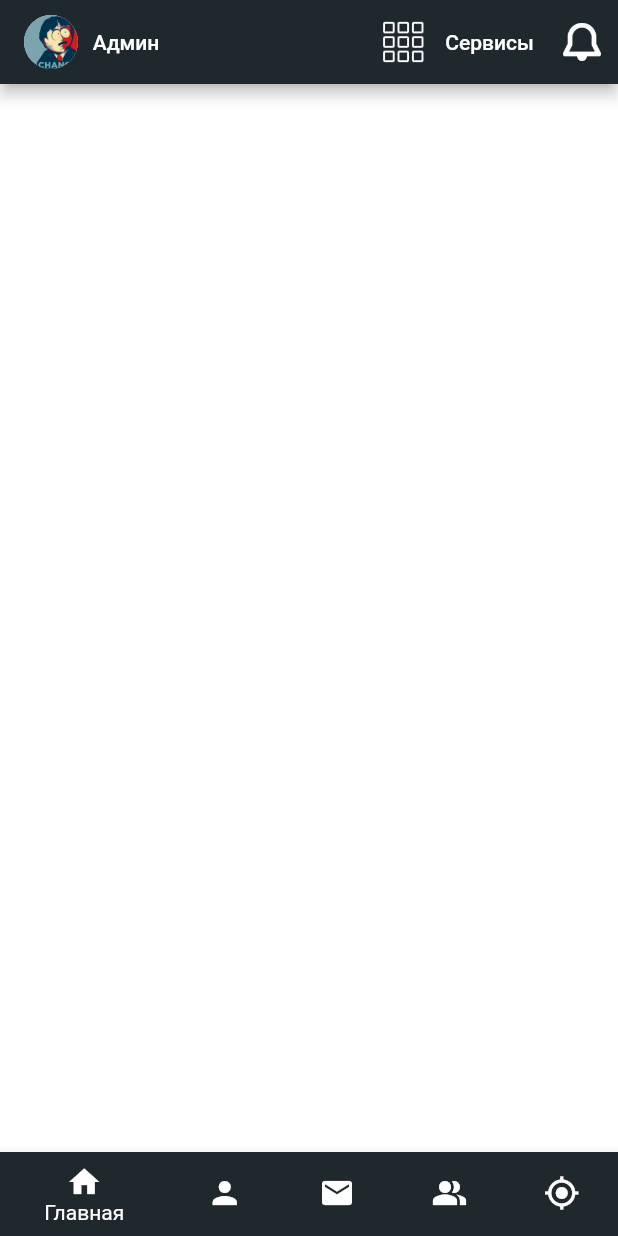
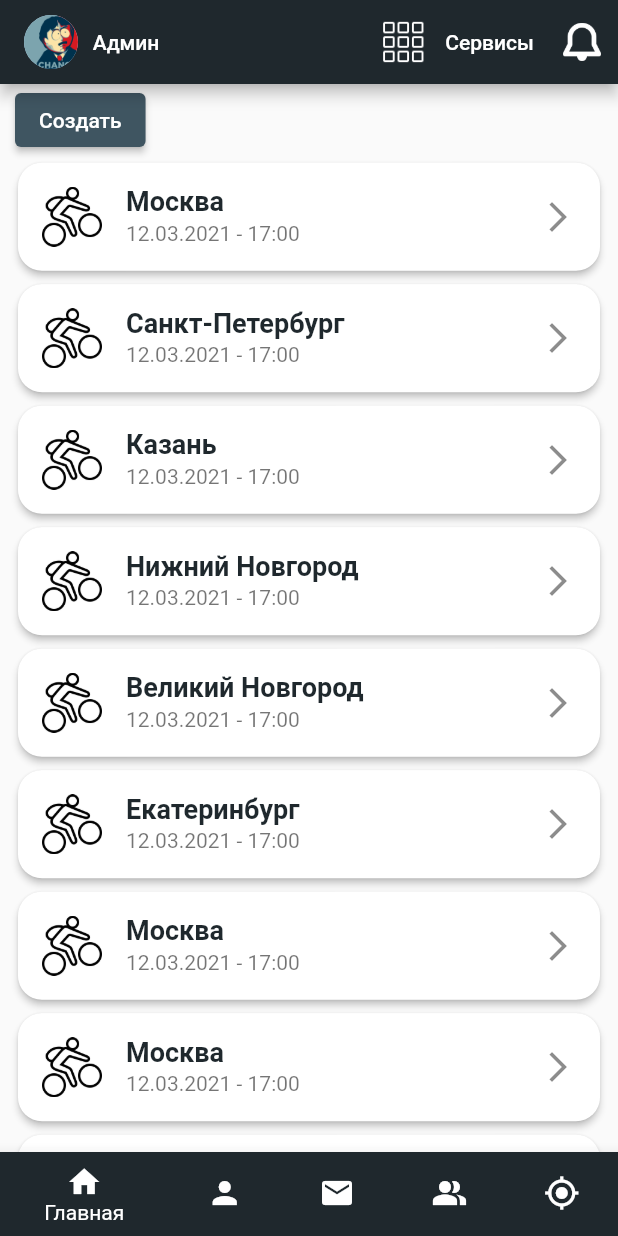
Before and after one commit to Sdoerty/katka_flutter, a Flutter app: the screen it shows after launch, on a phone screen of 412 x 824 dp. Run offline on Flutter 3.47's test engine with Material 2 defaults, Android fonts, the phone set to English and light mode, and no system bars.

Commit message:
add MainTable

```diff
--- a/lib/pages/maintable.dart
+++ /dev/null
@@ -1,15 +0,0 @@
-import 'package:flutter/material.dart';
-
-class MainTable extends StatefulWidget {
-  const MainTable({Key? key}) : super(key: key);
-
-  @override
-  _MainTableState createState() => _MainTableState();
-}
-
-class _MainTableState extends State<MainTable> {
-  @override
-  Widget build(BuildContext context) {
-    return Container();
-  }
-}
--- /dev/null
+++ b/lib/pages/maintable/maintable.dart
@@ -0,0 +1,324 @@
+import 'package:flutter/material.dart';
+
+class MainTable extends StatefulWidget {
+  const MainTable({Key? key}) : super(key: key);
+
+  @override
+  _MainTableState createState() => _MainTableState();
+}
+
+class _MainTableState extends State<MainTable> {
+  @override
+  Widget build(BuildContext context) {
+    return Scaffold(
+      body: SafeArea(
+        child: Column(
+          children: [
+            Row(
+              children: [
+                Padding(padding: EdgeInsets.only(right: 10.0)),
+                ElevatedButton(
+                  onPressed: () {},
+                  child: Text('Создать'),
+                  style: ButtonStyle(
+                    backgroundColor:
+                        MaterialStateProperty.all(Color(0xff3f5561)),
+                  ),
+                ),
+              ],
+            ),
+            Expanded(
+              child: Container(
+                height: double.infinity,
+                child: ListView(
+                  scrollDirection: Axis.vertical,
+                  children: [
+                    Container(
+                      margin: EdgeInsets.fromLTRB(8, 0.5, 8, 0.5),
+                      height: 80.0,
+                      decoration: BoxDecoration(
+                          color: Colors.transparent,
+                          borderRadius: BorderRadius.circular(16)),
+                      child: Card(
+                        clipBehavior: Clip.antiAliasWithSaveLayer,
+                        color: Colors.white,
+                        elevation: 2,
+                        shape: RoundedRectangleBorder(
+                            borderRadius: BorderRadius.circular(16)),
+                        child: ListTile(
+                          title: Text(
+                            'Москва',
+                            style: TextStyle(
+                                fontSize: 18.0,
+                                fontWeight: FontWeight.bold,
+                                color: Color(0xff1f282d)),
+                          ),
+                          subtitle: Text('12.03.2021 - 17:00'),
+                          // trailing: Icon(Icons.arrow_forward_ios),
+                          leading: Image.asset(
+                            'assets/bicycle.png',
+                            width: 40.0,
+                          ),
+                          trailing: Icon(Icons.arrow_forward_ios),
+                          dense: false,
+                        ),
+                      ),
+                    ),
+                    Container(
+                      margin: EdgeInsets.fromLTRB(8, 0.5, 8, 0.5),
+                      height: 80.0,
+                      decoration: BoxDecoration(
+                          color: Colors.transparent,
+                          borderRadius: BorderRadius.circular(16)),
+                      child: Card(
+                        clipBehavior: Clip.antiAliasWithSaveLayer,
+                        color: Colors.white,
+                        elevation: 2,
+                        shape: RoundedRectangleBorder(
+                            borderRadius: BorderRadius.circular(16)),
+                        child: ListTile(
+                          title: Text(
+                            'Санкт-Петербург',
+                            style: TextStyle(
+                                fontSize: 18.0,
+                                fontWeight: FontWeight.bold,
+                                color: Color(0xff1f282d)),
+                          ),
+                          subtitle: Text('12.03.2021 - 17:00'),
+                          // trailing: Icon(Icons.arrow_forward_ios),
+                          leading: Image.asset(
+                            'assets/bicycle.png',
+                            width: 40.0,
+                          ),
+                          trailing: Icon(Icons.arrow_forward_ios),
+                          dense: false,
+                        ),
+                      ),
+                    ),
+                    Container(
+                      margin: EdgeInsets.fromLTRB(8, 0.5, 8, 0.5),
+                      height: 80.0,
+                      decoration: BoxDecoration(
+                          color: Colors.transparent,
+                          borderRadius: BorderRadius.circular(16)),
+                      child: Card(
+                        clipBehavior: Clip.antiAliasWithSaveLayer,
+                        color: Colors.white,
+                        elevation: 2,
+                        shape: RoundedRectangleBorder(
+                            borderRadius: BorderRadius.circular(16)),
+                        child: ListTile(
+                          title: Text(
+                            'Казань',
+                            style: TextStyle(
+                                fontSize: 18.0,
+                                fontWeight: FontWeight.bold,
+                                color: Color(0xff1f282d)),
+                          ),
+                          subtitle: Text('12.03.2021 - 17:00'),
+                          // trailing: Icon(Icons.arrow_forward_ios),
+                          leading: Image.asset(
+                            'assets/bicycle.png',
+                            width: 40.0,
+                          ),
+                          trailing: Icon(Icons.arrow_forward_ios),
+                          dense: false,
+                        ),
+                      ),
+                    ),
+                    Container(
+                      margin: EdgeInsets.fromLTRB(8, 0.5, 8, 0.5),
+                      height: 80.0,
+                      decoration: BoxDecoration(
+                          color: Colors.transparent,
+                          borderRadius: BorderRadius.circular(16)),
+                      child: Card(
+                        clipBehavior: Clip.antiAliasWithSaveLayer,
+                        color: Colors.white,
+                        elevation: 2,
+                        shape: RoundedRectangleBorder(
+                            borderRadius: BorderRadius.circular(16)),
+                        child: ListTile(
+                          title: Text(
+                            'Нижний Новгород',
+                            style: TextStyle(
+                                fontSize: 18.0,
+                                fontWeight: FontWeight.bold,
+                                color: Color(0xff1f282d)),
+                          ),
+                          subtitle: Text('12.03.2021 - 17:00'),
+                          // trailing: Icon(Icons.arrow_forward_ios),
+                          leading: Image.asset(
+                            'assets/bicycle.png',
+                            width: 40.0,
+                          ),
+                          trailing: Icon(Icons.arrow_forward_ios),
+                          dense: false,
+                        ),
+                      ),
+                    ),
+                    Container(
+                      margin: EdgeInsets.fromLTRB(8, 0.5, 8, 0.5),
+                      height: 80.0,
+                      decoration: BoxDecoration(
+                          color: Colors.transparent,
+                          borderRadius: BorderRadius.circular(16)),
+                      child: Card(
+                        clipBehavior: Clip.antiAliasWithSaveLayer,
+                        color: Colors.white,
+                        elevation: 2,
+                        shape: RoundedRectangleBorder(
+                            borderRadius: BorderRadius.circular(16)),
+                        child: ListTile(
+                          title: Text(
+                            'Великий Новгород',
+                            style: TextStyle(
+                                fontSize: 18.0,
+                                fontWeight: FontWeight.bold,
+                                color: Color(0xff1f282d)),
+                          ),
+                          subtitle: Text('12.03.2021 - 17:00'),
+                          // trailing: Icon(Icons.arrow_forward_ios),
+                          leading: Image.asset(
+                            'assets/bicycle.png',
+                            width: 40.0,
+                          ),
+                          trailing: Icon(Icons.arrow_forward_ios),
+                          dense: false,
+                        ),
+                      ),
+                    ),
+                    Container(
+                      margin: EdgeInsets.fromLTRB(8, 0.5, 8, 0.5),
+                      height: 80.0,
+                      decoration: BoxDecoration(
+                          color: Colors.transparent,
+                          borderRadius: BorderRadius.circular(16)),
+                      child: Card(
+                        clipBehavior: Clip.antiAliasWithSaveLayer,
+                        color: Colors.white,
+                        elevation: 2,
+                        shape: RoundedRectangleBorder(
+                            borderRadius: BorderRadius.circular(16)),
+                        child: ListTile(
+                          title: Text(
+                            'Екатеринбург',
+                            style: TextStyle(
+                                fontSize: 18.0,
+                                fontWeight: FontWeight.bold,
+                                color: Color(0xff1f282d)),
+                          ),
+                          subtitle: Text('12.03.2021 - 17:00'),
+                          // trailing: Icon(Icons.arrow_forward_ios),
+                          leading: Image.asset(
+                            'assets/bicycle.png',
+                            width: 40.0,
+                          ),
+                          trailing: Icon(Icons.arrow_forward_ios),
+                          dense: false,
+                        ),
+                      ),
+                    ),
+                    Container(
+                      margin: EdgeInsets.fromLTRB(8, 0.5, 8, 0.5),
+                      height: 80.0,
+                      decoration: BoxDecoration(
+                          color: Colors.transparent,
+                          borderRadius: BorderRadius.circular(16)),
+                      child: Card(
+                        clipBehavior: Clip.antiAliasWithSaveLayer,
+                        color: Colors.white,
+                        elevation: 2,
+                        shape: RoundedRectangleBorder(
+                            borderRadius: BorderRadius.circular(16)),
+                        child: ListTile(
+                          title: Text(
+                            'Москва',
+                            style: TextStyle(
+                                fontSize: 18.0,
+                                fontWeight: FontWeight.bold,
+                                color: Color(0xff1f282d)),
+                          ),
+                          subtitle: Text('12.03.2021 - 17:00'),
+                          // trailing: Icon(Icons.arrow_forward_ios),
+                          leading: Image.asset(
+                            'assets/bicycle.png',
+                            width: 40.0,
+                          ),
+                          trailing: Icon(Icons.arrow_forward_ios),
+                          dense: false,
+                        ),
+                      ),
+                    ),
+                    Container(
+                      margin: EdgeInsets.fromLTRB(8, 0.5, 8, 0.5),
+                      height: 80.0,
+                      decoration: BoxDecoration(
+                          color: Colors.transparent,
+                          borderRadius: BorderRadius.circular(16)),
+                      child: Card(
+                        clipBehavior: Clip.antiAliasWithSaveLayer,
+                        color: Colors.white,
+                        elevation: 2,
+                        shape: RoundedRectangleBorder(
+                            borderRadius: BorderRadius.circular(16)),
+                        child: ListTile(
+                          title: Text(
+                            'Москва',
+                            style: TextStyle(
+                                fontSize: 18.0,
+                                fontWeight: FontWeight.bold,
+                                color: Color(0xff1f282d)),
+                          ),
+                          subtitle: Text('12.03.2021 - 17:00'),
+                          // trailing: Icon(Icons.arrow_forward_ios),
+                          leading: Image.asset(
+                            'assets/bicycle.png',
+                            width: 40.0,
+                          ),
+                          trailing: Icon(Icons.arrow_forward_ios),
+                          dense: false,
+                        ),
+                      ),
+                    ),
+                    Container(
+                      margin: EdgeInsets.fromLTRB(8, 0.5, 8, 0.5),
+                      height: 80.0,
+                      decoration: BoxDecoration(
+                          color: Colors.transparent,
+                          borderRadius: BorderRadius.circular(16)),
+                      child: Card(
+                        clipBehavior: Clip.antiAliasWithSaveLayer,
+                        color: Colors.white,
+                        elevation: 2,
+                        shape: RoundedRectangleBorder(
+                            borderRadius: BorderRadius.circular(16)),
+                        child: ListTile(
+                          title: Text(
+                            'Москва',
+                            style: TextStyle(
+                                fontSize: 18.0,
+                                fontWeight: FontWeight.bold,
+                                color: Color(0xff1f282d)),
+                          ),
+                          subtitle: Text('12.03.2021 - 17:00'),
+                          // trailing: Icon(Icons.arrow_forward_ios),
+                          leading: Image.asset(
+                            'assets/bicycle.png',
+                            width: 40.0,
+                          ),
+                          trailing: Icon(Icons.arrow_forward_ios),
+                          dense: false,
+                        ),
+                      ),
+                    ),
+                  ],
+                ),
+              ),
+            )
+          ],
+        ),
+      ),
+    );
+  }
+}
```
Also changed, not shown: lib/main.dart (+5 -5 lines), lib/pages/chat/chat.dart (renamed from lib/pages/chat.dart), lib/pages/maps/maps.dart (renamed from lib/pages/maps.dart), lib/pages/peoples/peoples.dart (renamed from lib/pages/peoples.dart), lib/pages/profile/profile.dart (renamed from lib/pages/profile.dart).
